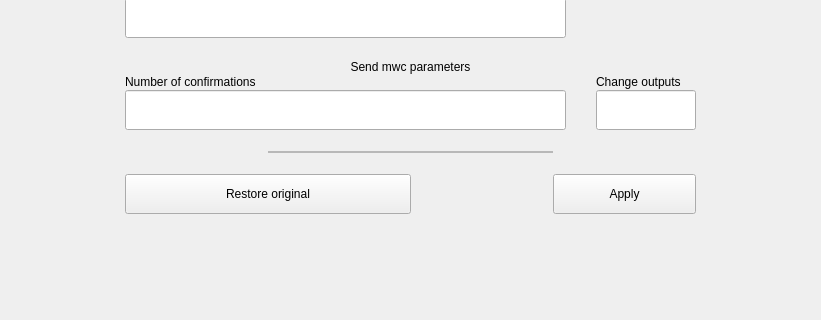
Qt form windows/x_walletconfig.ui (0xkobe/mwc-wallet) before a commit; both pictures show x 0 to 821 and y 293 to 613 of the 821 by 613 pixel window.
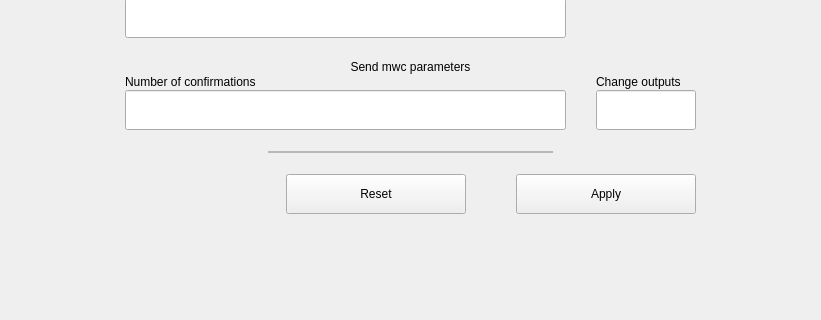
The same form after that commit. Custom widgets are drawn as their Qt base class.

```diff
--- a/windows/x_walletconfig.ui
+++ b/windows/x_walletconfig.ui
@@ -157,7 +157,23 @@
         </widget>
        </item>
        <item row="18" column="0" colspan="2">
-        <layout class="QHBoxLayout" name="horizontalLayout_3" stretch="2,1,1">
+        <layout class="QHBoxLayout" name="horizontalLayout_3" stretch="1,1,1">
+         <property name="spacing">
+          <number>50</number>
+         </property>
+         <item>
+          <spacer name="horizontalSpacer_6">
+           <property name="orientation">
+            <enum>Qt::Horizontal</enum>
+           </property>
+           <property name="sizeHint" stdset="0">
+            <size>
+             <width>40</width>
+             <height>20</height>
+            </size>
+           </property>
+          </spacer>
+         </item>
          <item>
           <widget class="control::MwcPushButtonNormal" name="restoreDefault">
            <property name="minimumSize">
@@ -176,31 +192,18 @@
             <enum>Qt::StrongFocus</enum>
            </property>
            <property name="text">
-            <string>Restore original</string>
+            <string>Reset</string>
            </property>
            <property name="autoDefault">
             <bool>true</bool>
            </property>
           </widget>
          </item>
-         <item>
-          <spacer name="horizontalSpacer_5">
-           <property name="orientation">
-            <enum>Qt::Horizontal</enum>
-           </property>
-           <property name="sizeHint" stdset="0">
-            <size>
-             <width>40</width>
-             <height>20</height>
-            </size>
-           </property>
-          </spacer>
-         </item>
          <item>
           <widget class="control::MwcPushButtonNormal" name="applyButton">
            <property name="minimumSize">
             <size>
-             <width>120</width>
+             <width>180</width>
              <height>40</height>
             </size>
            </property>
```
